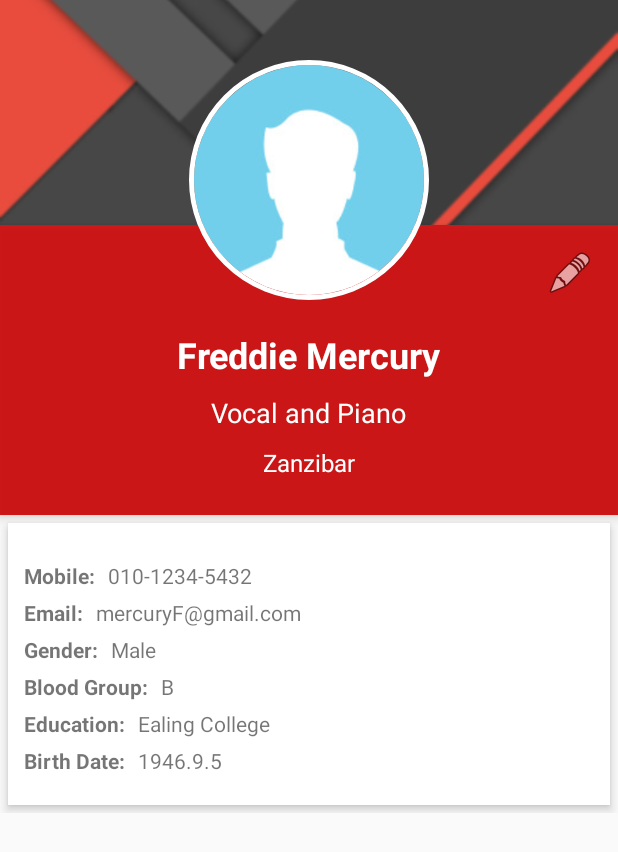
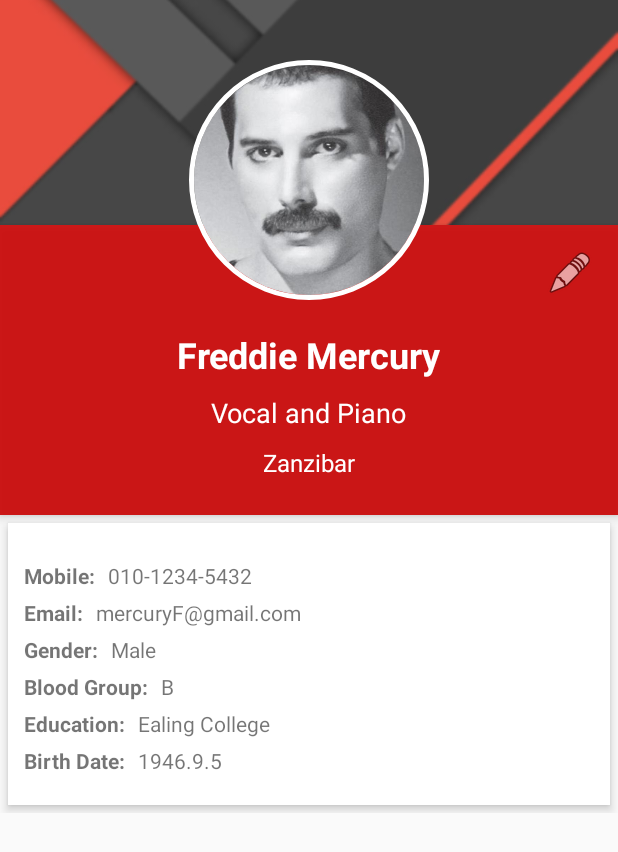
Before and after one commit to paulkth2/week1_git, an Android app: the screen it shows after launch (ProfileActivity), after a tap on "Freddie Mercury", on a phone screen of 412 x 824 dp. Shown: the top 852 px of the screen. Run offline under Robolectric (Android 15) with nearby library versions, the phone set to English and light mode, and no system bars; our stand-ins replace CircleImageView.

Commit message:
Merge branch 'master' of https://github.com/paulkth2/week1_git
# Conflicts:
#	app/build.gradle
#	app/src/main/AndroidManifest.xml
#	app/src/main/java/com/example/taehyungkim/viewpagertut/ViewPagerAdapter.java

```diff
--- a/app/src/main/java/com/example/taehyungkim/viewpagertut/AddActivity.java
+++ b/app/src/main/java/com/example/taehyungkim/viewpagertut/AddActivity.java
@@ -79,7 +79,7 @@ public class AddActivity extends AppCompatActivity {
 
                     //testView.setText("Array loading succeed.");
 
-                    new_contact.put("image", "");
+                    new_contact.put("image", R.mipmap.ic_launcher);
                     new_contact.put("name", name_string);
                     new_contact.put("job", job_string);
                     new_contact.put("country", country_string);
@@ -101,7 +101,7 @@ public class AddActivity extends AppCompatActivity {
                     e.printStackTrace();
                 }
 
-                setResult(AddActivity.RESULT_OK);
+                //setResult(AddActivity.RESULT_OK);
                 finish();
             }
         }) ;
--- a/app/src/main/java/com/example/taehyungkim/viewpagertut/MainActivity.java
+++ b/app/src/main/java/com/example/taehyungkim/viewpagertut/MainActivity.java
@@ -69,9 +69,8 @@ public class MainActivity extends AppCompatActivity {
         String json_data = getString(R.string.json_data);
 
 
-        myJSON = new File(MainActivity.this.getFilesDir().getPath() + "/"+"myBlog.json");
-        if (!myJSON.exists()){
-            MyJSON.saveData(MainActivity.this, json_data);}
+        myJSON = new File(MainActivity.this.getFilesDir().getPath() + "/" + "myBlog.json");
+        MyJSON.saveData(MainActivity.this, json_data);
 
 
     /*
--- a/app/src/main/java/com/example/taehyungkim/viewpagertut/ProfileActivity.java
+++ b/app/src/main/java/com/example/taehyungkim/viewpagertut/ProfileActivity.java
@@ -40,6 +40,7 @@ public class ProfileActivity extends AppCompatActivity {
         education = (TextView) findViewById(R.id.gender);
         birthdate = (TextView) findViewById(R.id.birthdate);
 
+        profile.setImageResource(intent.getIntExtra("image", 0));
         name.setText(intent.getStringExtra("name"));
         country.setText(intent.getStringExtra("country"));
         job.setText(intent.getStringExtra("job"));
--- a/app/src/main/java/com/example/taehyungkim/viewpagertut/listFragment.java
+++ b/app/src/main/java/com/example/taehyungkim/viewpagertut/listFragment.java
@@ -6,6 +6,7 @@ import android.os.Bundle;
 import android.support.annotation.Nullable;
 import android.support.v4.app.Fragment;
 import android.support.v4.app.FragmentTransaction;
+import android.util.Log;
 import android.view.LayoutInflater;
 import android.view.View;
 import android.view.ViewGroup;
@@ -56,6 +57,8 @@ public class listFragment extends Fragment {
             //testView.setText("Array loading succeed.");
             for (int i = 0; i < contact.length(); i++) {
                 JSONObject jObject = contact.getJSONObject(i);
+
+                String image = jObject.getString("image");
                 String name = jObject.getString("name");
                 String phonenum = jObject.getString("phone number");
                 String email = jObject.getString("email");
@@ -66,8 +69,14 @@ public class listFragment extends Fragment {
                 String education = jObject.getString("education");
                 String birthdate = jObject.getString("birth date");
 
-                list_itemArrayList.add(
-                        new list_item(R.mipmap.ic_launcher, name, phonenum, email, job, country, gender, bloodgroup, education, birthdate));
+                int checkExistence = getContext().getResources().getIdentifier(image, "drawable", getContext().getPackageName());
+
+                if (checkExistence != 0) {
+                    list_itemArrayList.add(new list_item(checkExistence, name, phonenum, email, job, country, gender, bloodgroup, education, birthdate));
+
+                } else {
+                    list_itemArrayList.add(new list_item(R.mipmap.ic_launcher, name, phonenum, email, job, country, gender, bloodgroup, education, birthdate));
+                }
             }
         } catch (JSONException e){
             //testView.setText("parsing error");
@@ -82,6 +91,7 @@ public class listFragment extends Fragment {
             @Override
             public void onItemClick(AdapterView<?> parent, View view, int position, long id) {
                 Intent myIntent = new Intent(getActivity(), ProfileActivity.class);
+                myIntent.putExtra("image", list_itemArrayList.get(position).getProfile_image());
                 myIntent.putExtra("name", list_itemArrayList.get(position).getName());
                 myIntent.putExtra("phone number", list_itemArrayList.get(position).getPhonenum());
                 myIntent.putExtra("email", list_itemArrayList.get(position).getEmail());
@@ -100,7 +110,7 @@ public class listFragment extends Fragment {
             @Override
             public void onClick(View view) {
                 Intent myIntent = new Intent(getActivity(), AddActivity.class);
-                startActivityForResult(myIntent, 10001);
+                startActivity(myIntent);
             }
         }) ;
 
--- a/app/src/main/res/values/strings.xml
+++ b/app/src/main/res/values/strings.xml
@@ -5,7 +5,7 @@
     <string name="hello_blank_fragment">Hello blank fragment</string>
     <string name="json_data">[
  {
-        \"image\": \"TaehyungKim.jpg\",
+        \"image\": \"freddie_mercury\",
         \"name\": \"Freddie Mercury\",
         \"job\": \"Vocal and Piano\",
         \"birth date\": \"1946.9.5\",
@@ -17,7 +17,7 @@
         \"education\": \"Ealing College\"
  },
  {
-        \"image\": \"TaehyungKim.jpg\",
+        \"image\": \"roger_taylor\",
         \"name\": \"Roger Meddows Taylor\",
         \"job\": \"Drum\",
         \"birth date\": \"1949.7.26\",
@@ -29,7 +29,7 @@
         \"education\": \"London Hospital Medical College\"
  },
  {
-        \"image\": \"TaehyungKim.jpg\",
+        \"image\": \"brian_may\",
         \"name\": \"Brian Harold May\",
         \"job\": \"Guitar\",
         \"birth date\": \"1947.7.19\",
@@ -41,7 +41,7 @@
         \"education\": \"Imperial College London\"
  },
  {
-        \"image\": \"TaehyungKim.jpg\",
+        \"image\": \"john_deacon\",
         \"name\": \"John Richard Deacon\",
         \"job\": \"Base\",
         \"birth date\": \"1951.8.19\",
```
Also changed, not shown: app/src/main/res/drawable/brian_may.jpg (added), app/src/main/res/drawable/freddie_mercury.jpg (added), app/src/main/res/drawable/john_deacon.jpg (added), app/src/main/res/drawable/roger_taylor.jpg (added).
